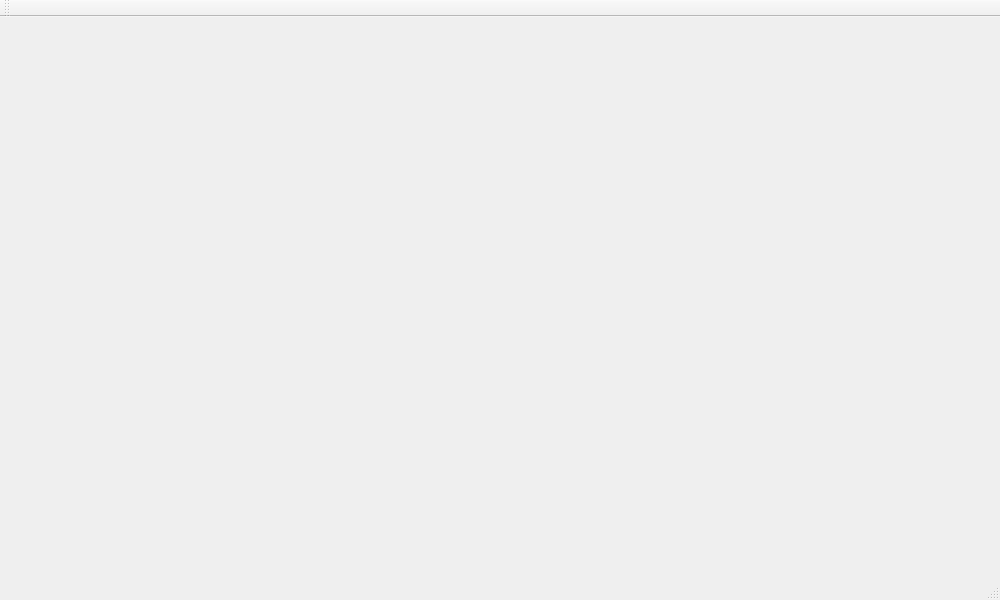
Above: example/perspective/mainwindow.ui from gandis0713/gengine before the change. Below: the same form after it.
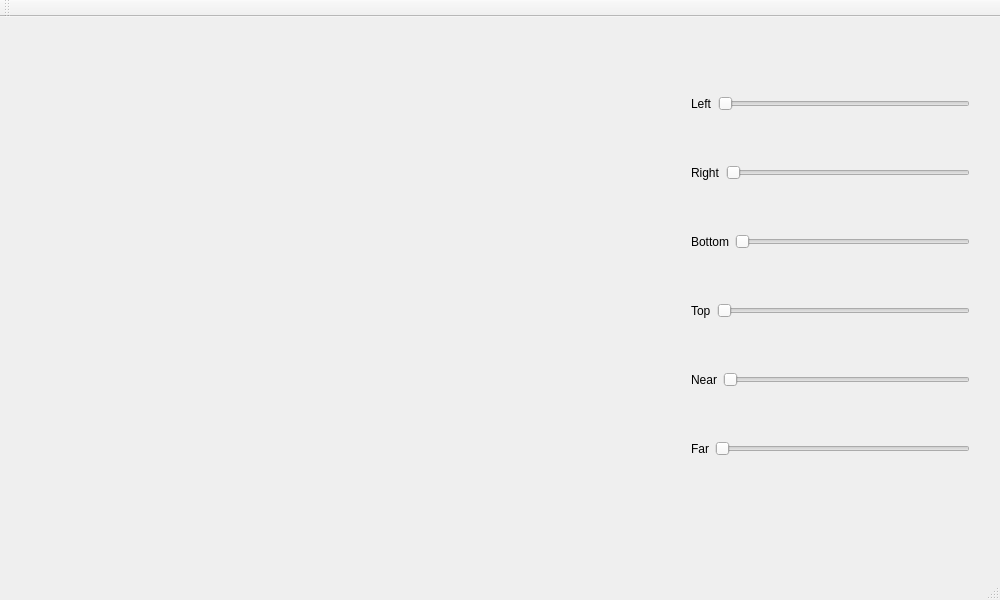
That is the form after the change.

Commit message: add slider to control perspective area

The edit to the form file:
```diff
--- a/example/perspective/mainwindow.ui
+++ b/example/perspective/mainwindow.ui
@@ -24,6 +24,126 @@
      </rect>
     </property>
    </widget>
+   <widget class="QWidget" name="verticalLayoutWidget">
+    <property name="geometry">
+     <rect>
+      <x>680</x>
+      <y>20</y>
+      <width>301</width>
+      <height>481</height>
+     </rect>
+    </property>
+    <layout class="QVBoxLayout" name="verticalLayout">
+     <item>
+      <layout class="QHBoxLayout" name="horizontalLayout_6">
+       <item>
+        <widget class="QLabel" name="label_1">
+         <property name="text">
+          <string>Left</string>
+         </property>
+        </widget>
+       </item>
+       <item>
+        <widget class="QSlider" name="left">
+         <property name="orientation">
+          <enum>Qt::Horizontal</enum>
+         </property>
+        </widget>
+       </item>
+      </layout>
+     </item>
+     <item>
+      <layout class="QHBoxLayout" name="horizontalLayout_5">
+       <item>
+        <widget class="QLabel" name="label_2">
+         <property name="text">
+          <string>Right</string>
+         </property>
+        </widget>
+       </item>
+       <item>
+        <widget class="QSlider" name="right">
+         <property name="orientation">
+          <enum>Qt::Horizontal</enum>
+         </property>
+        </widget>
+       </item>
+      </layout>
+     </item>
+     <item>
+      <layout class="QHBoxLayout" name="horizontalLayout_4">
+       <item>
+        <widget class="QLabel" name="label_3">
+         <property name="text">
+          <string>Bottom</string>
+         </property>
+        </widget>
+       </item>
+       <item>
+        <widget class="QSlider" name="bottom">
+         <property name="orientation">
+          <enum>Qt::Horizontal</enum>
+         </property>
+        </widget>
+       </item>
+      </layout>
+     </item>
+     <item>
+      <layout class="QHBoxLayout" name="horizontalLayout_3">
+       <item>
+        <widget class="QLabel" name="label_4">
+         <property name="text">
+          <string>Top</string>
+         </property>
+        </widget>
+       </item>
+       <item>
+        <widget class="QSlider" name="top">
+         <property name="orientation">
+          <enum>Qt::Horizontal</enum>
+         </property>
+        </widget>
+       </item>
+      </layout>
+     </item>
+     <item>
+      <layout class="QHBoxLayout" name="horizontalLayout_2">
+       <item>
+        <widget class="QLabel" name="label_5">
+         <property name="text">
+          <string>Near</string>
+         </property>
+        </widget>
+       </item>
+       <item>
+        <widget class="QSlider" name="lnear">
+         <property name="orientation">
+          <enum>Qt::Horizontal</enum>
+         </property>
+        </widget>
+       </item>
+      </layout>
+     </item>
+     <item>
+      <layout class="QHBoxLayout" name="horizontalLayout">
+       <item>
+        <widget class="QLabel" name="label_6">
+         <property name="text">
+          <string>Far</string>
+         </property>
+        </widget>
+       </item>
+       <item>
+        <widget class="QSlider" name="lfar">
+         <property name="orientation">
+          <enum>Qt::Horizontal</enum>
+         </property>
+        </widget>
+       </item>
+      </layout>
+     </item>
+    </layout>
+   </widget>
   </widget>
   <widget class="QMenuBar" name="menuBar">
    <property name="geometry">
```
The commit also changes 2 other files.
